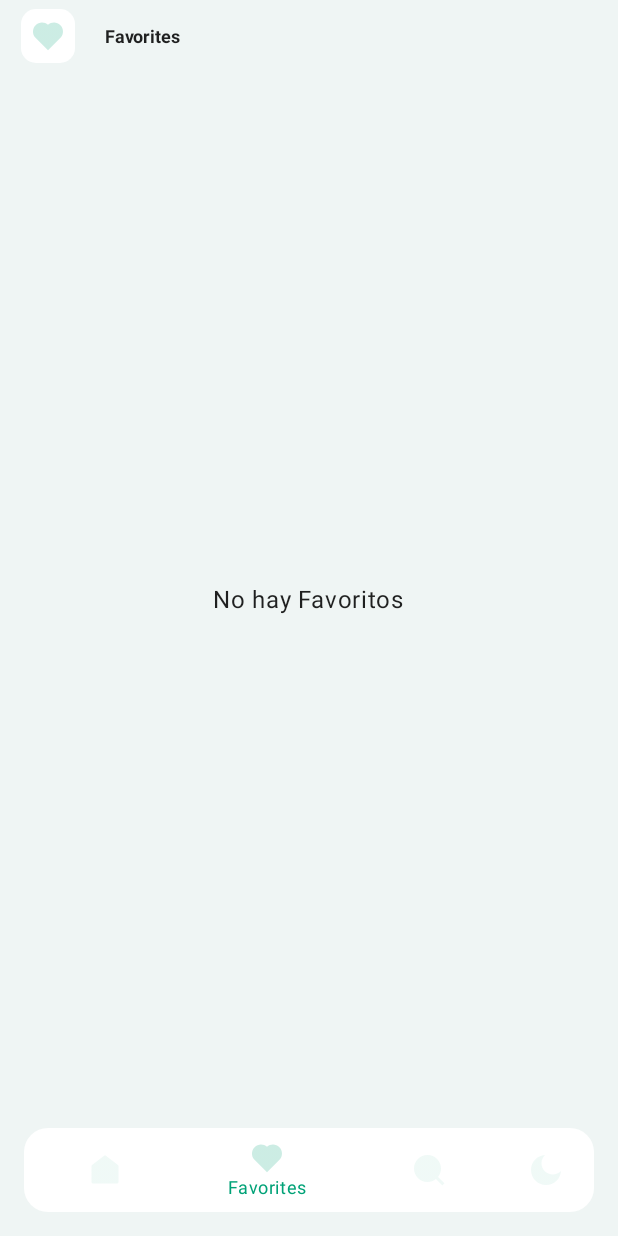
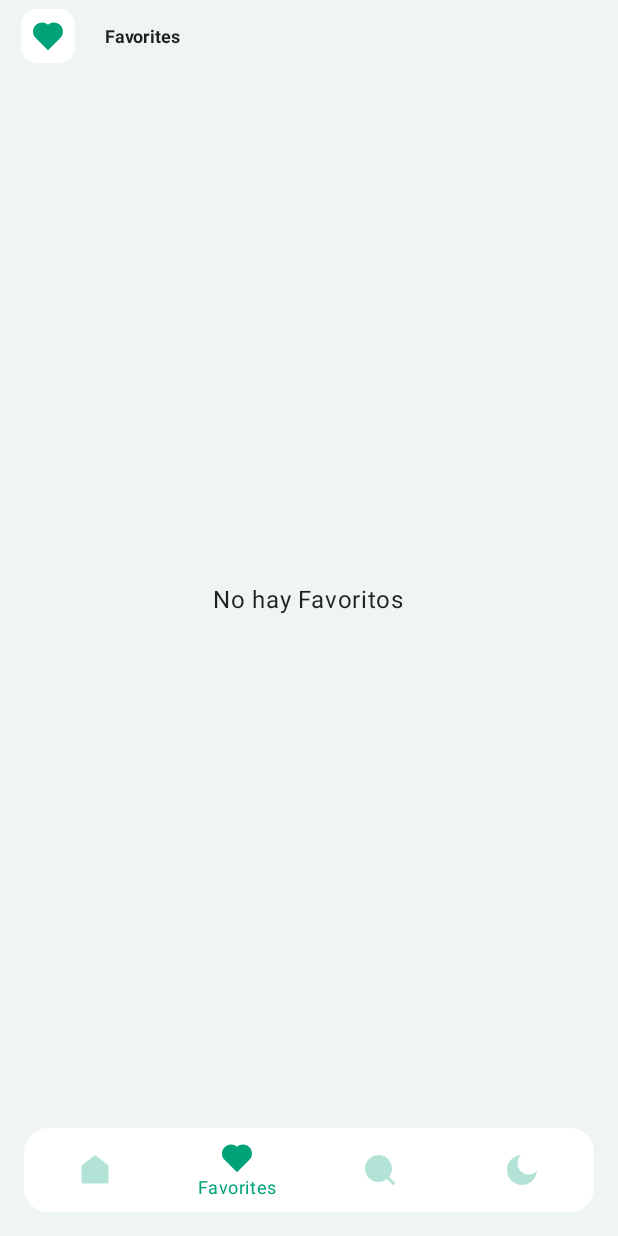
Before and after one commit to Jose-Ulacio/MealGenie, an Android app built with Jetpack Compose: the screen it shows after launch (MainActivity), item 2 of the bottom bar chosen, on a phone screen of 412 x 824 dp. Run offline under Robolectric (Android 15) with nearby library versions, the phone set to English and light mode, and no system bars; our stand-ins replace Room's generated code, accompanist; pictures from the network do not load.

Commit message:
arreglado el tema de colores de Iconos

```diff
--- a/app/src/main/java/com/example/mealgenie/ui/theme/Theme.kt
+++ b/app/src/main/java/com/example/mealgenie/ui/theme/Theme.kt
@@ -41,10 +41,10 @@ private val DarkColorScheme = darkColors(
     secondary = Color(0xFFA2002B),      // Red_Primary
     background = Color(0xFF121212),     // Fondo oscuro
     surface = Color(0xFF1E1E1E),       // Superficies oscuras
-    onPrimary = Color.White,            // white
+    onPrimary = Color.Black,            // white
     onSecondary = Color.White,          // white
     onBackground = Color(0xFFEFF5F4),   // Background (claro, para contraste)
-    onSurface = Color(0xFF070707),    // test_beige (para textos)
+    onSurface = Color.White,    // test_beige (para textos)
     secondaryVariant = Color(0xFF047959)
 )
 
--- a/app/src/main/java/com/example/mealgenie/view/ItemsMenu.kt
+++ b/app/src/main/java/com/example/mealgenie/view/ItemsMenu.kt
@@ -5,7 +5,7 @@ import com.example.mealgenie.R
 sealed class ItemsMenu(
     val icon: Int,
     val title: String,
-    val route: String
+    val route: String?
 ) {
     object HomeScreen: ItemsMenu(
         icon = R.drawable.ic_home,
@@ -22,4 +22,9 @@ sealed class ItemsMenu(
         title = "Search",
         route = "PantallaSearch"
     )
+    object DarkModeButtom: ItemsMenu(
+        icon = R.drawable.moon_fill,
+        title = "darkMode",
+        route = null
+    )
 }
--- a/app/src/main/java/com/example/mealgenie/view/MainActivity.kt
+++ b/app/src/main/java/com/example/mealgenie/view/MainActivity.kt
@@ -87,7 +87,8 @@ fun MainDesign(
     val navigationItem = listOf(
         HomeScreen,
         FavoriteScreen,
-        SearchScreen
+        SearchScreen,
+        DarkModeButtom
     )
 
     Box(modifier = Modifier
@@ -174,7 +175,13 @@ fun NavegacionInferior(
                         navigationItem.forEach { item ->
                             BottomNavigationItem(
                                 selected = currentRoute == item.route,
-                                onClick = { navController.navigate(item.route) },
+                                onClick = {
+                                    if (item is DarkModeButtom){
+                                        onDarkModeToggle()
+                                    } else {
+                                        item.route?.let { navController.navigate(it) }
+                                    }
+                                },
                                 icon = {
                                     Icon(
                                         painter = painterResource(id = item.icon),
@@ -189,16 +196,16 @@ fun NavegacionInferior(
                         }
                     }
                     //Boton Modo Oscuro
-                    IconButton(
-                        onClick = onDarkModeToggle,
-                        modifier = Modifier.padding(end = 8.dp)
-                    ) {
-                        Icon(
-                            painter = painterResource(R.drawable.moon_fill),
-                            contentDescription = "Modo Oscuro",
-                            tint = MaterialTheme.colors.primary.copy(alpha = 0.3f)
-                        )
-                    }
+//                    IconButton(
+//                        onClick = onDarkModeToggle,
+//                        modifier = Modifier.padding(end = 8.dp)
+//                    ) {
+//                        Icon(
+//                            painter = painterResource(R.drawable.moon_fill),
+//                            contentDescription = "Modo Oscuro",
+//                            tint = MaterialTheme.colors.primary.copy(alpha = 0.3f)
+//                        )
+//                    }
                 }
             }
         }
--- a/app/src/main/java/com/example/mealgenie/view/NavigationHost.kt
+++ b/app/src/main/java/com/example/mealgenie/view/NavigationHost.kt
@@ -24,7 +24,7 @@ fun NavigationHost(
 ) {
     NavHost(
         navController = navController,
-        startDestination = HomeScreen.route,
+        startDestination = HomeScreen.route!!,
     ){
         composable(HomeScreen.route){
             LaunchedEffect(Unit) {
@@ -37,7 +37,7 @@ fun NavigationHost(
                     navController.navigate("recipe/$id")
                 })
         }
-        composable(FavoriteScreen.route){
+        composable(FavoriteScreen.route!!){
             LaunchedEffect(Unit) {
                 mainState.updateVisibility(true)
             }
@@ -48,7 +48,7 @@ fun NavigationHost(
                     navController.navigate("recipe/$id")
                 })
         }
-        composable(SearchScreen.route){
+        composable(SearchScreen.route!!){
             LaunchedEffect(Unit) {
                 mainState.updateVisibility(true)
             }
--- a/app/src/main/java/com/example/mealgenie/view/Screens/HomeScreen.kt
+++ b/app/src/main/java/com/example/mealgenie/view/Screens/HomeScreen.kt
@@ -304,6 +304,7 @@ fun RecipeCard(
         modifier = Modifier
             .fillMaxWidth()
             .padding(4.dp),
+        elevation = 0.dp,
         shape = RoundedCornerShape(12.dp)
     ) {
         Column(
--- a/app/src/main/res/drawable/ic_heart.xml
+++ b/app/src/main/res/drawable/ic_heart.xml
@@ -5,6 +5,5 @@
     android:viewportHeight="24">
   <path
       android:pathData="M12.001,4.529C14.35,2.42 17.98,2.49 20.243,4.757C22.505,7.025 22.583,10.637 20.479,12.993L12,21.485L3.521,12.993C1.417,10.637 1.496,7.019 3.757,4.757C6.022,2.493 9.645,2.417 12.001,4.529Z"
-      android:fillColor="#00A277"
-      android:fillAlpha="0.2"/>
+      android:fillColor="#00A277"/>
 </vector>
--- a/app/src/main/res/drawable/ic_home.xml
+++ b/app/src/main/res/drawable/ic_home.xml
@@ -5,6 +5,5 @@
     android:viewportHeight="24">
   <path
       android:pathData="M21,20C21,20.552 20.552,21 20,21H4C3.448,21 3,20.552 3,20V9.489C3,9.18 3.142,8.889 3.386,8.7L11.386,2.477C11.747,2.197 12.253,2.197 12.614,2.477L20.614,8.7C20.858,8.889 21,9.18 21,9.489V20Z"
-      android:fillColor="#00A277"
-      android:fillAlpha="0.2"/>
+      android:fillColor="#00A277"/>
 </vector>
--- a/app/src/main/res/drawable/ic_search.xml
+++ b/app/src/main/res/drawable/ic_search.xml
@@ -5,6 +5,5 @@
     android:viewportHeight="24">
   <path
       android:pathData="M18.031,16.617L22.314,20.899L20.899,22.314L16.617,18.031C15.077,19.263 13.124,20 11,20C6.032,20 2,15.968 2,11C2,6.032 6.032,2 11,2C15.968,2 20,6.032 20,11C20,13.124 19.263,15.077 18.031,16.617Z"
-      android:fillColor="#00A277"
-      android:fillAlpha="0.2"/>
+      android:fillColor="#00A277"/>
 </vector>
--- a/app/src/main/res/drawable/moon_fill.xml
+++ b/app/src/main/res/drawable/moon_fill.xml
@@ -5,6 +5,5 @@
     android:viewportHeight="24">
   <path
       android:pathData="M11.381,2.019C9.916,3.388 9,5.337 9,7.5C9,11.642 12.358,15 16.5,15C18.663,15 20.612,14.084 21.981,12.619C21.661,17.854 17.315,22 12,22C6.477,22 2,17.523 2,12C2,6.685 6.146,2.339 11.381,2.019Z"
-      android:fillColor="#00A277"
-      android:fillAlpha="0.2"/>
+      android:fillColor="#00A277"/>
 </vector>
```
